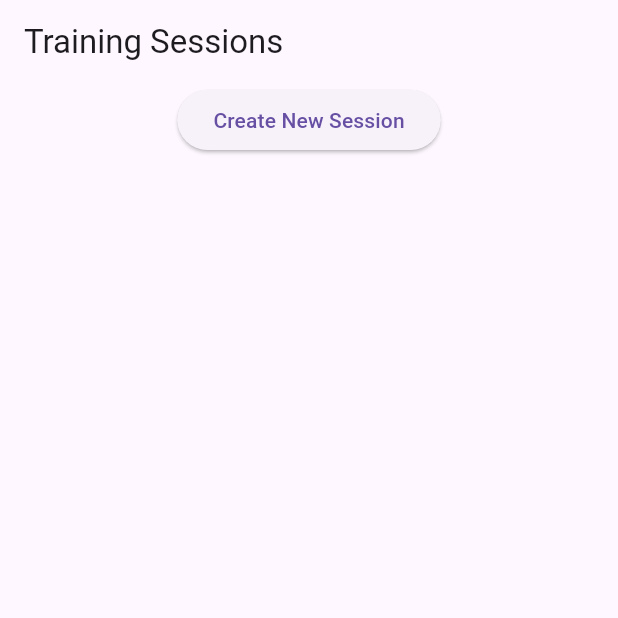
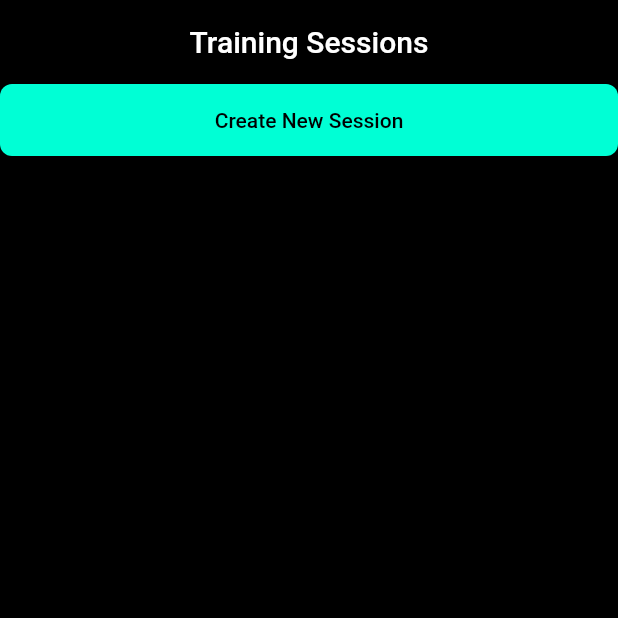
Before and after one commit to OmarMach/gym_adhd, a Flutter app: the screen it shows after launch, on a phone screen of 412 x 824 dp, the top half of it. Run offline on Flutter 3.47's test engine with Material 3 defaults, Android fonts, the phone set to English and light mode, and no system bars.

Commit message:
feat: started theme , added user model

```diff
--- /dev/null
+++ b/lib/config/colors.dart
@@ -0,0 +1,8 @@
+import 'package:flutter/material.dart';
+
+abstract final class AppColors {
+  static const Color backgroundBlack = Color(0xff383c38);
+  static const Color neonBlue = Color.fromARGB(255, 0, 255, 213);
+  static const Color lightBlue = Color.fromARGB(255, 136, 213, 198);
+  static const Color grayBlue = Color(0xff718179);
+}
--- a/lib/main.dart
+++ b/lib/main.dart
@@ -1,4 +1,5 @@
 import 'package:flutter/material.dart';
+import 'package:gym_adhd/config/colors.dart';
 import 'package:gym_adhd/config/routes.dart';
 import 'package:gym_adhd/providers/training_sessions_provider.dart';
 import 'package:gym_adhd/screens/sessions_screen.dart';
@@ -14,7 +15,26 @@ class MyApp extends StatelessWidget {
     return MultiProvider(
       providers: [ChangeNotifierProvider(create: (_) => TrainingSessionsProvider())],
       builder: (context, _) {
-        return MaterialApp(title: 'Material App', routes: routes, home: const SessionsScreen());
+        return MaterialApp(
+          title: 'Material App',
+          routes: routes,
+          home: const SessionsScreen(),
+          theme: ThemeData(
+            useMaterial3: false,
+            brightness: Brightness.dark,
+            canvasColor: Colors.black,
+            primaryColor: AppColors.neonBlue,
+            elevatedButtonTheme: ElevatedButtonThemeData(
+              style: ElevatedButton.styleFrom(
+                backgroundColor: AppColors.neonBlue,
+                foregroundColor: Colors.black,
+                minimumSize: const Size(double.infinity, 48),
+                shape: RoundedRectangleBorder(borderRadius: BorderRadius.circular(8)),
+              ),
+            ),
+            appBarTheme: const AppBarTheme(backgroundColor: Colors.black12, foregroundColor: Colors.white, centerTitle: true, elevation: 0),
+          ),
+        );
       },
     );
   }
```
Also changed, not shown: lib/models/user.dart (added, +19 -0 lines), original-0cd93a9f4adc5a1fe3f32eef4ec47a26.webp (added).
